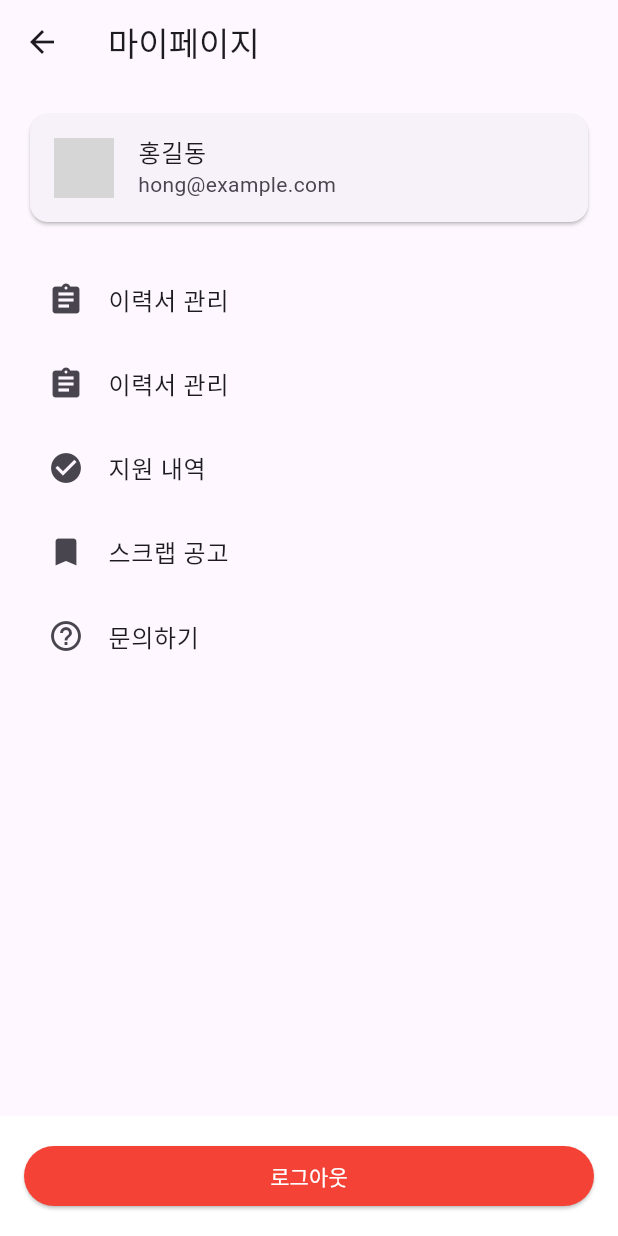
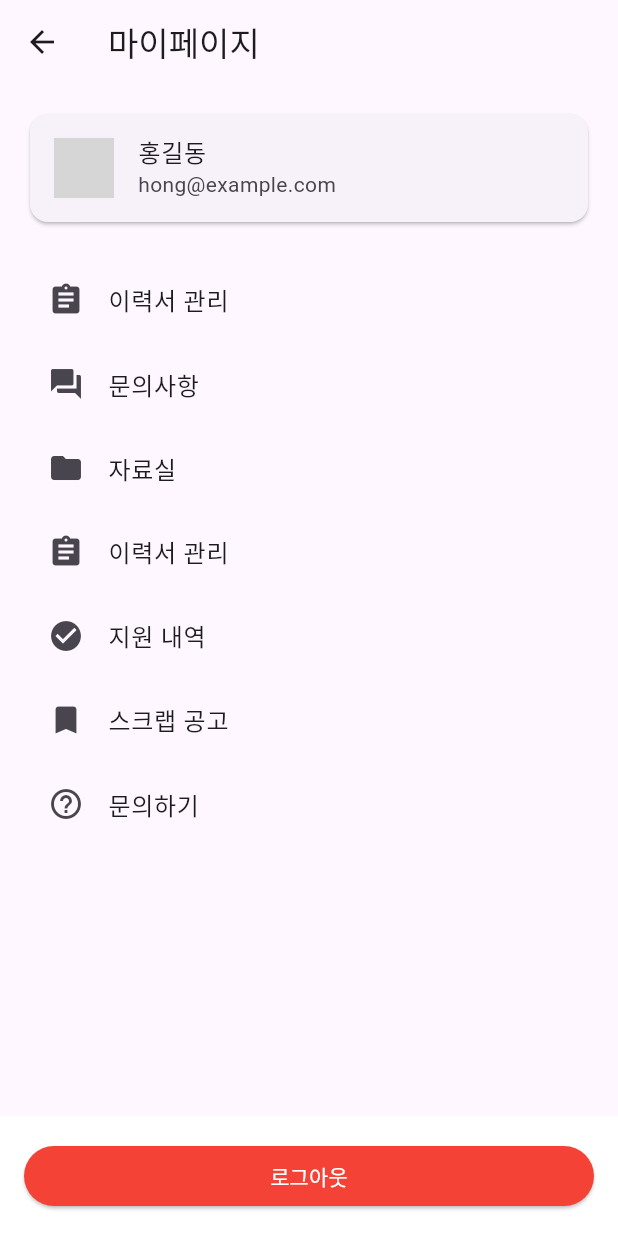
Before and after one commit to ghghtls/peoplejob_frontend, a Flutter app: the MyPage screen opened by its route, on a phone screen of 412 x 824 dp. Run offline on Flutter 3.47's test engine with Material 3 defaults, Android fonts, the phone set to English and light mode, and no system bars; our stand-ins replace cloud_firestore, dio, file_picker, firebase_auth, firebase_storage, flutter_dotenv and 4 more; missing offline and left inert: flutter_quill; accounts and stored records are empty; network calls fail; grey boxes are pictures that could not be loaded.

Commit message:
feat: 마이페이지  문의 사항,자료실 연결

```diff
--- a/lib/ui/pages/mypage/my_page.dart
+++ b/lib/ui/pages/mypage/my_page.dart
@@ -21,6 +21,20 @@ class MyPage extends StatelessWidget {
               title: const Text('이력서 관리'),
               onTap: () => Navigator.pushNamed(context, '/resume'),
             ),
+            ListTile(
+              leading: const Icon(Icons.question_answer),
+              title: const Text('문의사항'),
+              onTap: () {
+                Navigator.pushNamed(context, '/inquiry/list');
+              },
+            ),
+            ListTile(
+              leading: const Icon(Icons.folder),
+              title: const Text('자료실'),
+              onTap: () {
+                Navigator.pushNamed(context, '/resources/list');
+              },
+            ),
 
             const MyPageMenuList(),
           ],
```
